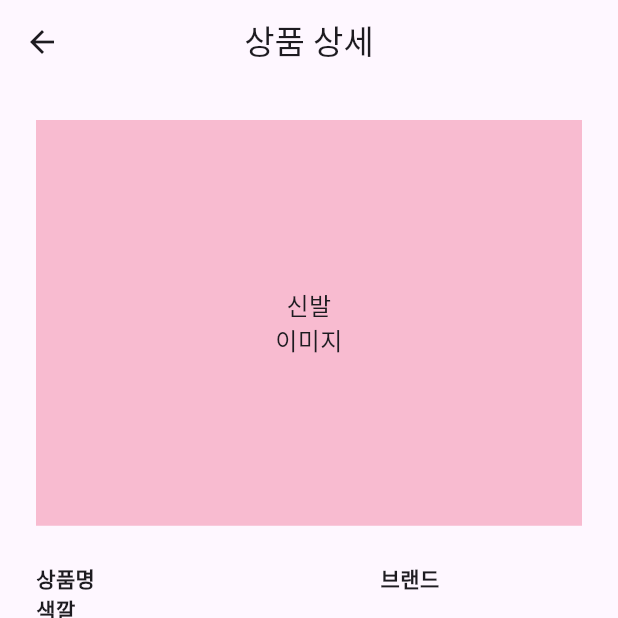
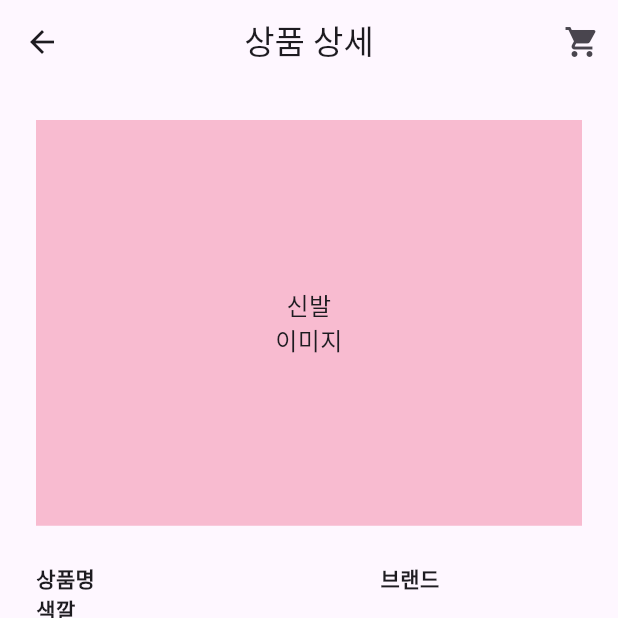
Before and after one commit to smitepaladin/shoeshop, a Flutter app: the ShoesDetailPage screen opened directly with empty values, after a tap on "장바구니 담기", on a phone screen of 412 x 824 dp, the top half of it. Run offline on Flutter 3.47's test engine with Material 3 defaults, Android fonts, the phone set to English and light mode, and no system bars; our stand-ins replace flutter_map, geolocator, get, get_storage, latlong2, sqflite; accounts and stored records are empty.

```diff
--- a/team4shoeshop/lib/view/shoes_detail_page.dart
+++ b/team4shoeshop/lib/view/shoes_detail_page.dart
@@ -1,32 +1,80 @@
 import 'package:flutter/material.dart';
 import 'package:get/get.dart';
 import 'package:team4shoeshop/model/product.dart';
+import 'package:team4shoeshop/model/orders.dart';
+import 'package:team4shoeshop/vm/database_handler.dart';
+import 'package:get_storage/get_storage.dart';
+import 'buy.dart';
+import 'cart.dart';
 
-import 'buy.dart';
-
-class ShoesDetailPage extends StatelessWidget {
-  final Product product; // 상품
+class ShoesDetailPage extends StatefulWidget {
+  final Product product;
 
   const ShoesDetailPage({required this.product, super.key});
 
   @override
+  State<ShoesDetailPage> createState() => _ShoesDetailPageState();
+}
+
+class _ShoesDetailPageState extends State<ShoesDetailPage> {
+  int selectedQuantity = 1;
+  final DatabaseHandler handler = DatabaseHandler();
+  final box = GetStorage();
+
+  Future<void> _addToCart() async {
+    final cid = box.read('p_userId');
+    if (cid == null) {
+      Get.snackbar(
+        '알림',
+        '로그인이 필요합니다.',
+        duration: Duration(seconds: 2)
+        );
+      return;
+    }
+
+    final db = await handler.initializeDB();
+    await db.insert('orders', {
+      'ocid': cid,
+      'opid': widget.product.pid,
+      'oeid': '', // 직원은 아직 미지정
+      'ocount': selectedQuantity,
+      'odate': DateTime.now().toIso8601String(),
+      'ostatus': '장바구니',
+      'ocartbool': 1,
+      'oreturncount': 0,
+      'oreturndate': '',
+      'oreturnstatus': '',
+      'odefectivereason': '',
+      'oreason': '',
+    });
+
+    Get.snackbar('성공', '장바구니에 추가되었습니다.', duration: Duration(seconds: 1));
+  }
+
+  @override
   Widget build(BuildContext context) {
-
     return Scaffold(
-      appBar: AppBar(title: Text('상품 상세'), centerTitle: true),
+      appBar: AppBar(
+        title: Text('상품 상세'),
+        centerTitle: true,
+        actions: [
+          IconButton(
+            icon: Icon(Icons.shopping_cart),
+            onPressed: () => Get.to(() => CartPage()),
+          ),
+        ],
+      ),
       body: Padding(
         padding: const EdgeInsets.all(24.0),
         child: Column(
           crossAxisAlignment: CrossAxisAlignment.stretch,
           children: [
-            // 상품 이미지
             Expanded(
-              child:
-                  product.pimage.isNotEmpty
+              child: widget.product.pimage.isNotEmpty
                   ? ClipRRect(
                       borderRadius: BorderRadius.circular(12),
                       child: Image.memory(
-                          product.pimage,
+                        widget.product.pimage,
                         fit: BoxFit.cover,
                         width: double.infinity,
                       ),
@@ -43,45 +91,45 @@ class ShoesDetailPage extends StatelessWidget {
                     ),
             ),
             const SizedBox(height: 24),
-            // 상품 정보
             Row(
               mainAxisAlignment: MainAxisAlignment.spaceBetween,
               children: [
                 Text('상품명', style: TextStyle(fontWeight: FontWeight.bold)),
-                Text(product.pname),
+                Text(widget.product.pname),
                 Text('브랜드', style: TextStyle(fontWeight: FontWeight.bold)),
-                Text(product.pbrand),
+                Text(widget.product.pbrand),
               ],
             ),
             Row(
               mainAxisAlignment: MainAxisAlignment.spaceBetween,
               children: [
                 Text('색깔', style: TextStyle(fontWeight: FontWeight.bold)),
-                Text(product.pcolor),
+                Text(widget.product.pcolor),
               ],
             ),
             Row(
               mainAxisAlignment: MainAxisAlignment.spaceBetween,
               children: [
                 Text('SIZE', style: TextStyle(fontWeight: FontWeight.bold)),
-                Text('${product.psize}'),
+                Text('${widget.product.psize}'),
               ],
             ),
             Row(
               mainAxisAlignment: MainAxisAlignment.spaceBetween,
               children: [
                 Text('수량', style: TextStyle(fontWeight: FontWeight.bold)),
-                // 수량 선택 드롭다운(예시)
                 DropdownButton<int>(
-                  value: 1,
-                  items:
-                      List.generate(product.pstock, (i) => i + 1)
-                          .map(
-                            (e) =>
-                                DropdownMenuItem(value: e, child: Text('$e')),
-                          )
+                  value: selectedQuantity,
+                  items: List.generate(widget.product.pstock, (i) => i + 1)
+                      .map((e) => DropdownMenuItem(value: e, child: Text('$e')))
                       .toList(),
-                  onChanged: (v) {},
+                  onChanged: (value) {
+                    if (value != null) {
+                      setState(() {
+                        selectedQuantity = value;
+                      });
+                    }
+                  },
                 ),
               ],
             ),
@@ -89,7 +137,7 @@ class ShoesDetailPage extends StatelessWidget {
               mainAxisAlignment: MainAxisAlignment.spaceBetween,
               children: [
                 Text('가격', style: TextStyle(fontWeight: FontWeight.bold)),
-                Text('${product.pprice}원'),
+                Text('${widget.product.pprice}원'),
               ],
             ),
             const Spacer(),
@@ -97,9 +145,7 @@ class ShoesDetailPage extends StatelessWidget {
               mainAxisAlignment: MainAxisAlignment.spaceEvenly,
               children: [
                 ElevatedButton(
-                  onPressed: () {
-                    // 장바구니 담기 기능 구현
-                  },
+                  onPressed: _addToCart,
                   style: ElevatedButton.styleFrom(
                     backgroundColor: Colors.purple[100],
                   ),
@@ -108,7 +154,8 @@ class ShoesDetailPage extends StatelessWidget {
                 ElevatedButton(
                   onPressed: () {
                     Get.to(() => const BuyPage(), arguments: {
-  'product': product
+                      'product': widget.product,
+                      'quantity': selectedQuantity,
                     });
                   },
                   child: const Text("구매하기"),
```
Also changed, not shown: team4shoeshop/lib/view/cart.dart (+49 -10 lines), team4shoeshop/lib/view/orderviewpage.dart (+33 -33 lines). Lines whose indentation alone changed are shown as unchanged.
